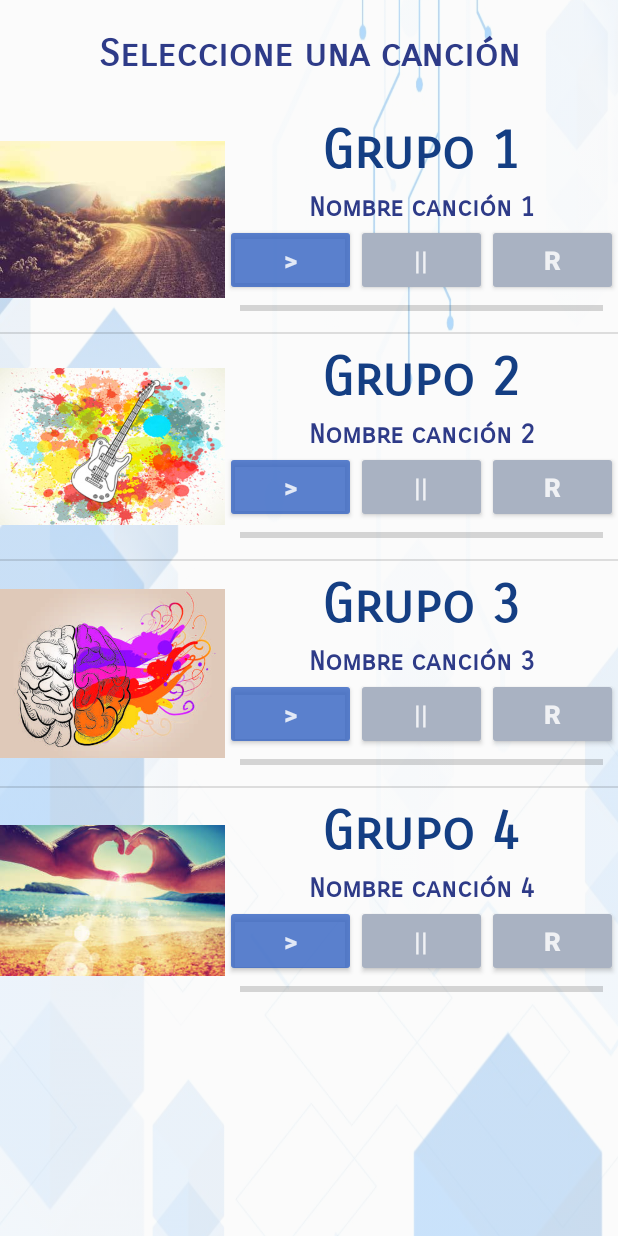
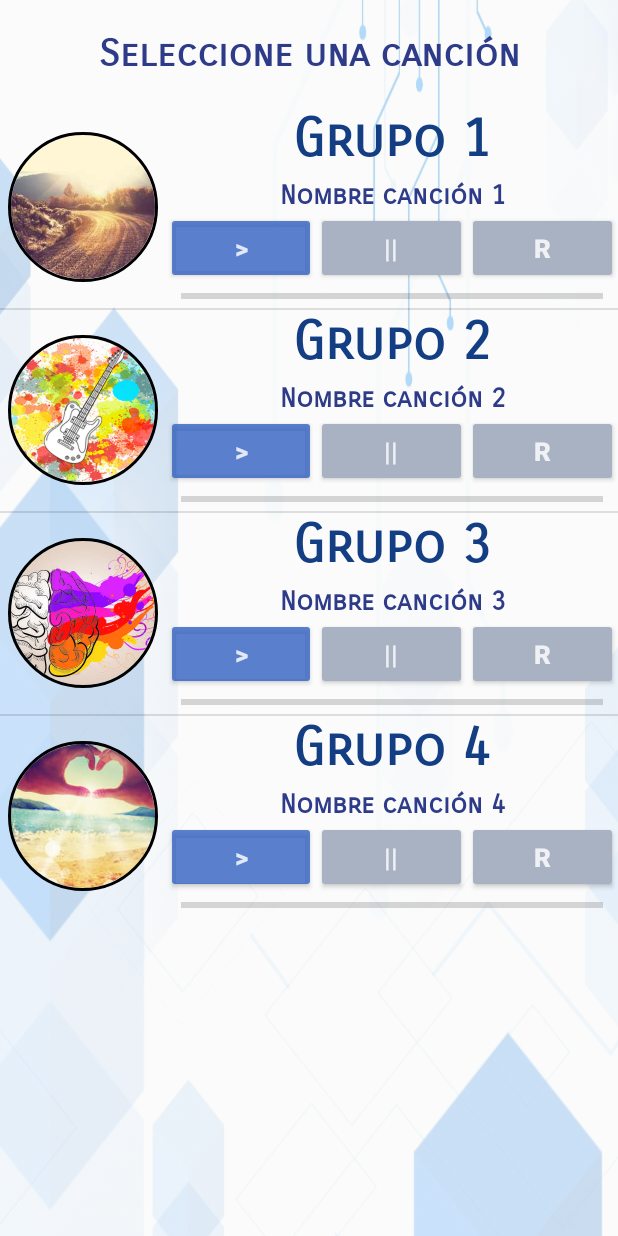
Before and after one commit to RamonMartinezNieto/ElGranReproductor, an Android app: the activity_musica_ejemplo screen opened directly, with no data from a screen before it, on a phone screen of 412 x 824 dp. Run offline under Robolectric (Android 15) with nearby library versions, the light colour scheme and no system bars; our stand-ins replace CircleImageView.

Commit message:
Impletada librearía para usar imagenes circulares

```diff
--- a/app/build.gradle
+++ b/app/build.gradle
@@ -27,4 +27,7 @@ dependencies {
     testImplementation 'junit:junit:4.12'
     androidTestImplementation 'androidx.test.ext:junit:1.1.0'
     androidTestImplementation 'androidx.test.espresso:espresso-core:3.1.1'
+
+    //implemento librearía de los circulos
+    implementation 'de.hdodenhof:circleimageview:3.0.1'
 }
--- a/app/src/main/java/com/foc/reproductorvideo/music/musica_cargar/adaptador_musica_cargar.java
+++ b/app/src/main/java/com/foc/reproductorvideo/music/musica_cargar/adaptador_musica_cargar.java
@@ -23,7 +23,6 @@ import com.foc.reproductorvideo.music.ProgressBarAsyncTask;
 
 import java.util.ArrayList;
 import java.util.HashMap;
-import java.util.Random;
 
 
 /**
@@ -93,6 +92,7 @@ public class adaptador_musica_cargar extends BaseAdapter {
     public long getItemId (int id) {
         return id;
     }
+
 
 
 
--- a/app/src/main/res/layout/adaptador_musica_ejemplos.xml
+++ b/app/src/main/res/layout/adaptador_musica_ejemplos.xml
@@ -13,10 +13,21 @@
         android:layout_gravity="center_horizontal"
         android:gravity="center">
 
-        <ImageView
+      <!--  <ImageView
             android:id="@+id/imageViewMiniatura"
             style="@style/imageView_portrait"
-            app:srcCompat="@drawable/video_player" />
+            app:srcCompat="@drawable/video_player" />-->
+
+        <!-- Uso el conversor a imagen circular de la librearia implementada -->
+        <de.hdodenhof.circleimageview.CircleImageView
+            xmlns:app="http://schemas.android.com/apk/res-auto"
+            android:id="@+id/imageViewMiniatura"
+            android:layout_width="100dp"
+            android:layout_height="100dp"
+            android:src="@drawable/video_player"
+            app:civ_border_width="2dp"
+            app:civ_border_color="#FF000000"
+            android:layout_margin="5dp"/>
 
     </LinearLayout>
 
```
Also changed, not shown: app/src/main/java/com/foc/reproductorvideo/music/musica_cargar/activity_cargar_canciones_archivos.java (+2 -6 lines).
